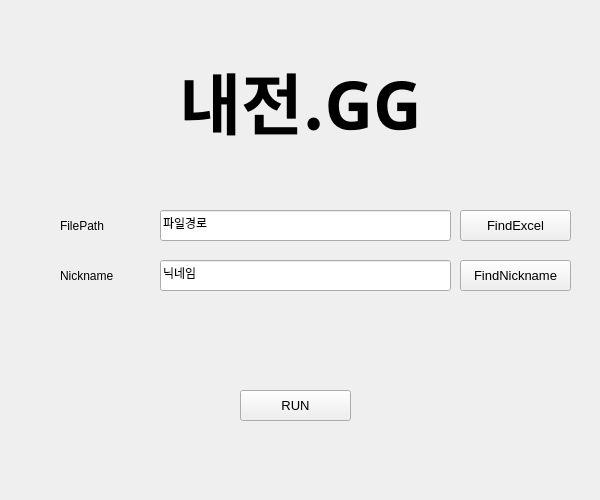
Before: the Qt Designer form UI/naejeon.ui in cheon-yong/Project_GG, drawn with Qt 5.
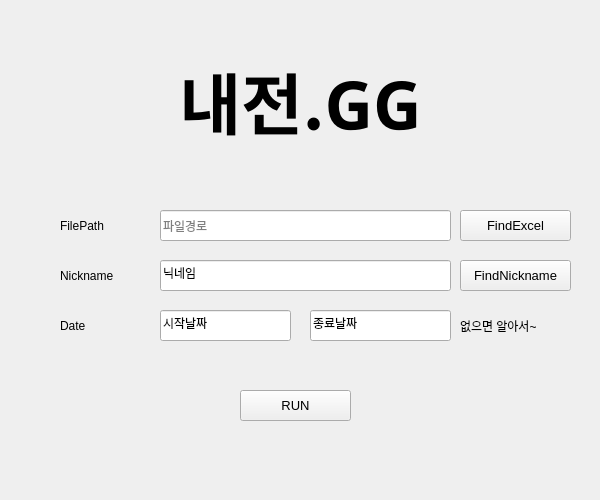
After: the same form once the commit is applied.

Diff of the .ui file:
```diff
--- a/UI/naejeon.ui
+++ b/UI/naejeon.ui
@@ -82,6 +82,18 @@
      <bool>false</bool>
     </property>
     <property name="text">
+     <string/>
+    </property>
+    <property name="frame">
+     <bool>true</bool>
+    </property>
+    <property name="dragEnabled">
+     <bool>true</bool>
+    </property>
+    <property name="readOnly">
+     <bool>true</bool>
+    </property>
+    <property name="placeholderText">
      <string>파일경로</string>
     </property>
     <property name="frame">
@@ -187,6 +199,94 @@
      <string>RUN</string>
     </property>
    </widget>
+   <widget class="QLabel" name="DateLabel">
+    <property name="geometry">
+     <rect>
+      <x>60</x>
+      <y>310</y>
+      <width>81</width>
+      <height>31</height>
+     </rect>
+    </property>
+    <property name="text">
+     <string>Date</string>
+    </property>
+   </widget>
+   <widget class="QLineEdit" name="StartDate">
+    <property name="geometry">
+     <rect>
+      <x>160</x>
+      <y>310</y>
+      <width>131</width>
+      <height>31</height>
+     </rect>
+    </property>
+    <property name="mouseTracking">
+     <bool>true</bool>
+    </property>
+    <property name="accessibleName">
+     <string/>
+    </property>
+    <property name="autoFillBackground">
+     <bool>false</bool>
+    </property>
+    <property name="text">
+     <string>시작날짜</string>
+    </property>
+    <property name="frame">
+     <bool>true</bool>
+    </property>
+    <property name="dragEnabled">
+     <bool>true</bool>
+    </property>
+    <property name="readOnly">
+     <bool>false</bool>
+    </property>
+   </widget>
+   <widget class="QLineEdit" name="EndDate">
+    <property name="geometry">
+     <rect>
+      <x>310</x>
+      <y>310</y>
+      <width>141</width>
+      <height>31</height>
+     </rect>
+    </property>
+    <property name="mouseTracking">
+     <bool>true</bool>
+    </property>
+    <property name="accessibleName">
+     <string/>
+    </property>
+    <property name="autoFillBackground">
+     <bool>false</bool>
+    </property>
+    <property name="text">
+     <string>종료날짜</string>
+    </property>
+    <property name="frame">
+     <bool>true</bool>
+    </property>
+    <property name="dragEnabled">
+     <bool>true</bool>
+    </property>
+    <property name="readOnly">
+     <bool>false</bool>
+    </property>
+   </widget>
+   <widget class="QLabel" name="DateNotice">
+    <property name="geometry">
+     <rect>
+      <x>460</x>
+      <y>310</y>
+      <width>111</width>
+      <height>31</height>
+     </rect>
+    </property>
+    <property name="text">
+     <string>없으면 알아서~</string>
+    </property>
+   </widget>
   </widget>
  </widget>
  <resources/>
```
Left out of the diff: 9 changed lines with no effect on the pictures.
